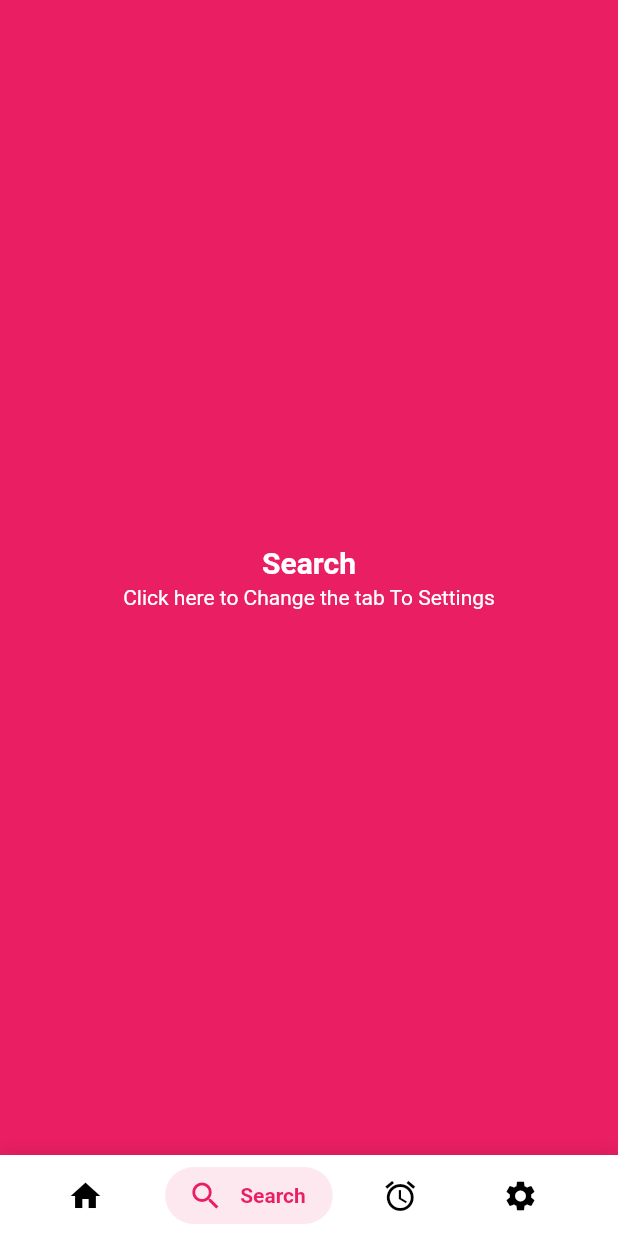
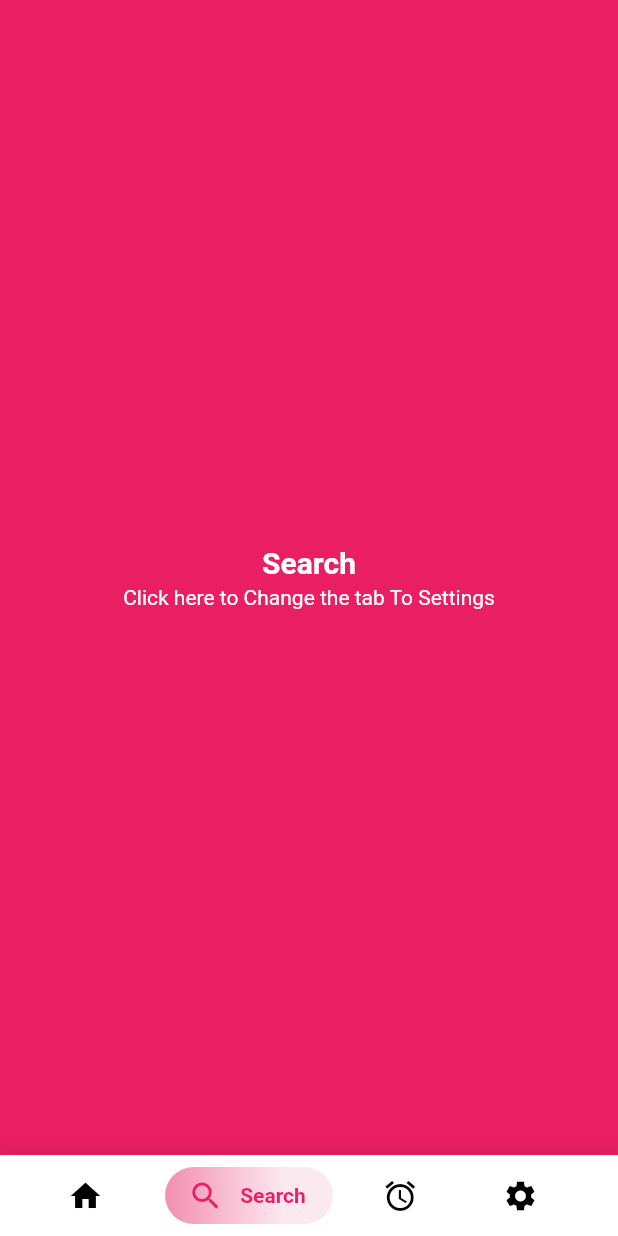
Before and after one commit to kushalmahapatro/cuberto_bottom_bar, a Flutter app: the screen it shows after launch, item 2 of the bottom bar chosen, on a phone screen of 412 x 824 dp. Run offline on Flutter 3.47's test engine with Material 2 defaults, Android fonts, the light colour scheme and no system bars.

Commit message:
tabGradient preperty added to set gradient to the selected tab.

```diff
--- a/example/lib/main.dart
+++ b/example/lib/main.dart
@@ -1,5 +1,7 @@
 import 'package:cuberto_bottom_bar/cuberto_bottom_bar.dart';
+import 'package:flutter/cupertino.dart';
 import 'package:flutter/material.dart';
+import 'package:flutter/services.dart';
 
 void main() => runApp(MyApp());
 
@@ -8,11 +10,13 @@ class MyApp extends StatelessWidget {
 
   @override
   Widget build(BuildContext context) {
+    SystemChrome.setSystemUIOverlayStyle(SystemUiOverlayStyle(
+        statusBarColor: Colors.black.withOpacity(1),
+        statusBarIconBrightness: Brightness.light));
     return MaterialApp(
       title: 'Flutter Demo',
-      theme: ThemeData(
-        primarySwatch: Colors.blue,
-      ),
+      theme: ThemeData.light(),
+      darkTheme: ThemeData.light(),
       home: MyHomePage(title: 'Flutter Demo Home Page'),
     );
   }
@@ -25,8 +29,9 @@ class MyHomePage extends StatefulWidget {
   _MyHomePageState createState() => _MyHomePageState();
 }
 
-class _MyHomePageState extends State<MyHomePage>  with SingleTickerProviderStateMixin  {
-  int currentPage ;
+class _MyHomePageState extends State<MyHomePage>
+    with SingleTickerProviderStateMixin {
+  int currentPage;
   Color currentColor = Colors.deepPurple;
   Color inactiveColor = Colors.black;
   TabController tabBarController;
@@ -34,43 +39,54 @@ class _MyHomePageState extends State<MyHomePage>  with SingleTickerProviderState
 
   @override
   void initState() {
-    // TODO: implement initState
     super.initState();
     currentPage = 0;
-    tabs.add(Tabs(Icons.home, "Home", Colors.deepPurple));
-    tabs.add(Tabs(Icons.search, "Search", Colors.pink));
-    tabs.add(Tabs(Icons.alarm, "Alarm", Colors.amber));
-    tabs.add(Tabs(Icons.settings, "Settings", Colors.teal));
+    tabs.add(Tabs(
+      Icons.home,
+      "Home",
+      Colors.deepPurple,
+      getGradient(Colors.deepPurple),
+    ));
+    tabs.add(
+        Tabs(Icons.search, "Search", Colors.pink, getGradient(Colors.pink)));
+    tabs.add(
+        Tabs(Icons.alarm, "Alarm", Colors.amber, getGradient(Colors.amber)));
+    tabs.add(Tabs(
+        Icons.settings, "Settings", Colors.teal, getGradient(Colors.teal)));
     tabBarController =
         new TabController(initialIndex: currentPage, length: 4, vsync: this);
-
   }
 
   @override
   Widget build(BuildContext context) {
-    // TODO: implement build
     return Scaffold(
       body: TabBarView(
           controller: tabBarController,
           physics: NeverScrollableScrollPhysics(),
-        children: {2,3,1,0}.map((index) => Container(
+          children: {2, 3, 1, 0}
+              .map(
+                (index) => Container(
                   decoration: BoxDecoration(color: tabs[currentPage].color),
                   child: InkWell(
                       child: Center(
-                  child:
-                  Column(
-                    mainAxisAlignment:  MainAxisAlignment.center,
+                          child: Column(
+                        mainAxisAlignment: MainAxisAlignment.center,
                         children: <Widget>[
                           Text(
-                        tabs[currentPage].title ,
+                            tabs[currentPage].title,
                             textAlign: TextAlign.center,
-                        style: TextStyle(color: Colors.white, fontSize: 20.0,fontWeight: FontWeight.w700),
+                            style: TextStyle(
+                                color: Colors.white,
+                                fontSize: 20.0,
+                                fontWeight: FontWeight.w700),
                           ),
                           SizedBox(height: 4),
                           Text(
-                        "Click here to Change the tab To "+tabs[index].title,
+                            "Click here to Change the tab To " +
+                                tabs[index].title,
                             textAlign: TextAlign.center,
-                        style: TextStyle(color: Colors.white, fontSize: 14.0),
+                            style:
+                                TextStyle(color: Colors.white, fontSize: 14.0),
                           ),
                         ],
                       )),
@@ -80,9 +96,9 @@ class _MyHomePageState extends State<MyHomePage>  with SingleTickerProviderState
                           tabBarController.animateTo(currentPage);
                         });
                       }),
-        ),).toList()
                 ),
-
+              )
+              .toList()),
       drawer: new Container(
           width: 250.0,
           margin: EdgeInsets.only(bottom: 60.0),
@@ -100,19 +116,21 @@ class _MyHomePageState extends State<MyHomePage>  with SingleTickerProviderState
       bottomNavigationBar: CubertoBottomBar(
         inactiveIconColor: inactiveColor,
         tabStyle: CubertoTabStyle.STYLE_FADED_BACKGROUND,
-        selectedTab: currentPage, /// initial Selection has been renames to selectedTab, setting the index value to this will change the tab
-        tabs: tabs.map((value) => TabData(
+        selectedTab: currentPage,
+        tabs: tabs
+            .map((value) => TabData(
                 iconData: value.icon,
                 title: value.title,
                 tabColor: value.color,
-        )).toList(),
+                tabGradient: value.gradient))
+            .toList(),
         onTabChangedListener: (position, title, color) {
           setState(() {
             tabBarController.animateTo(position);
             currentPage = position;
           });
         },
-      ), // This trailing comma makes auto-formatting nicer for build methods.
+      ),
     );
   }
 
@@ -123,10 +141,17 @@ class _MyHomePageState extends State<MyHomePage>  with SingleTickerProviderState
   }
 }
 
-class Tabs{
+class Tabs {
   final IconData icon;
   final String title;
   final Color color;
+  final Gradient gradient;
 
-  Tabs(this.icon, this.title, this.color);
+  Tabs(this.icon, this.title, this.color, this.gradient);
 }
+
+getGradient(Color color) {
+  return LinearGradient(
+      colors: [color.withOpacity(0.5), color.withOpacity(0.1)],
+      stops: [0.0, 0.7]);
+}
--- a/lib/cuberto_bottom_bar.dart
+++ b/lib/cuberto_bottom_bar.dart
@@ -218,53 +218,34 @@ class CubertoBottomBarState extends State<CubertoBottomBar>
         mainAxisAlignment: MainAxisAlignment.spaceEvenly,
         crossAxisAlignment: CrossAxisAlignment.center,
         children: tabs
-            .map(
-              (t) => tabStyle == CubertoTabStyle.STYLE_NORMAL
-                  ? TabItem(
+            .map((t) =>
+                // tabStyle == CubertoTabStyle.STYLE_NORMAL ?
+                TabItem(
+                  tabStyle: tabStyle,
                   uniqueKey: t.key,
                   selected: t.key == tabs[currentSelected].key,
                   iconData: t.iconData,
                   title: t.title,
                   iconColor: inactiveIconColor,
                   textColor: textColor,
-                      tabColor:
-                          t.tabColor == null ? inactiveIconColor : t.tabColor,
+                  backGroundGradientColor: t.tabGradient,
+                  tabColor: t.tabColor == null ? inactiveIconColor : t.tabColor,
                   borderRadius: t.borderRadius,
                   callbackFunction: (uniqueKey) {
-                        widget.onTabChangedListener(currentSelected, widget.tabs[currentSelected].title, widget.tabs[currentSelected].tabColor );
-                        int selected = tabs
-                            .indexWhere((tabData) => tabData.key == uniqueKey);
-                        onTabChangedListener(
-                            selected, t.title, inactiveIconColor);
+                    widget.onTabChangedListener(
+                        currentSelected,
+                        widget.tabs[currentSelected].title,
+                        widget.tabs[currentSelected].tabColor);
+                    int selected =
+                        tabs.indexWhere((tabData) => tabData.key == uniqueKey);
+                    onTabChangedListener(selected, t.title, inactiveIconColor);
                     _setSelected(uniqueKey);
                     _initAnimationAndStart(_circleAlignX, 1);
                   },
-                    )
-                  : TabItemNew(
-                      uniqueKey: t.key,
-                      selected: t.key == tabs[currentSelected].key,
-                      iconData: t.iconData,
-                      title: t.title,
-                      iconColor: inactiveIconColor,
-                      textColor: textColor,
-                      tabColor:
-                          t.tabColor == null ? inactiveIconColor : t.tabColor,
-                      borderRadius: t.borderRadius,
-                      callbackFunction: (uniqueKey) {
-                        widget.onTabChangedListener(currentSelected, widget.tabs[currentSelected].title, widget.tabs[currentSelected].tabColor );
-
-                        int selected = tabs
-                            .indexWhere((tabData) => tabData.key == uniqueKey);
-                        onTabChangedListener(selected, t.title, t.tabColor);
-                        _setSelected(uniqueKey);
-                        _initAnimationAndStart(_circleAlignX, 1);
-                      },
-                    ),
-            )
+                ))
             .toList(),
       ),
     );
-
   }
 
   setUpTabs(
@@ -312,18 +293,20 @@ class CubertoBottomBarState extends State<CubertoBottomBar>
 }
 
 class TabData {
-  TabData({
-    @required this.iconData,
+  TabData(
+      {@required this.iconData,
       @required this.title,
       this.onclick,
       this.tabColor,
       this.borderRadius,
-  });
+      this.tabGradient});
 
   IconData iconData;
   String title;
   Function onclick;
   Color tabColor;
+  Gradient tabGradient;
+
   final UniqueKey key = UniqueKey();
   final BorderRadius borderRadius;
 }
--- a/lib/internal/tab_item.dart
+++ b/lib/internal/tab_item.dart
@@ -9,8 +9,8 @@ const double ALPHA_OFF = 0;
 const double ALPHA_ON = 1;
 
 class TabItem extends StatefulWidget {
-  TabItem({
-    @required this.uniqueKey,
+  TabItem(
+      {@required this.uniqueKey,
       @required this.selected,
       @required this.iconData,
       @required this.title,
@@ -19,7 +19,8 @@ class TabItem extends StatefulWidget {
       @required this.iconColor,
       @required this.tabColor,
       this.borderRadius,
-  });
+      this.backGroundGradientColor,
+      this.tabStyle});
 
   final UniqueKey uniqueKey;
   final String title;
@@ -29,12 +30,14 @@ class TabItem extends StatefulWidget {
   final Color textColor;
   final Color iconColor;
   final Color tabColor;
+  final Gradient backGroundGradientColor;
   final BorderRadius borderRadius;
 
   final double iconYAlign = ICON_ON;
   final double textYAlign = TEXT_OFF;
   final double iconAlpha = ALPHA_ON;
   final GlobalKey stickyKey = GlobalKey();
+  final CubertoTabStyle tabStyle;
 
   @override
   _TabItemState createState() => _TabItemState();
@@ -43,12 +46,46 @@ class TabItem extends StatefulWidget {
 class _TabItemState extends State<TabItem> {
   @override
   Widget build(BuildContext context) {
+    Color finalColor = Colors.transparent;
+    Gradient backGradient = LinearGradient(
+        colors: [Colors.transparent, Colors.transparent], stops: [0.0, 0.7]);
+    Color iconColor = widget.iconColor;
+    if (widget.tabStyle == CubertoTabStyle.STYLE_NORMAL) {
+      finalColor = widget.selected ? widget.iconColor : Colors.transparent;
+      backGradient = widget.selected
+          ? LinearGradient(
+              colors: [widget.iconColor, widget.iconColor], stops: [0.0, 0.7])
+          : LinearGradient(
+              colors: [Colors.transparent, Colors.transparent],
+              stops: [0.0, 0.7]);
+      iconColor = widget.selected ? widget.textColor : widget.iconColor;
+    } else {
+      finalColor = widget.selected
+          ? widget.tabColor.withOpacity(0.1)
+          : Colors.transparent;
+      backGradient = widget.selected
+          ? widget.backGroundGradientColor != null
+              ? widget.backGroundGradientColor
+              : LinearGradient(colors: [
+                  widget.tabColor.withOpacity(0.1),
+                  widget.tabColor.withOpacity(0.1)
+                ], stops: [
+                  0.0,
+                  0.7
+                ])
+          : LinearGradient(
+              colors: [Colors.transparent, Colors.transparent],
+              stops: [0.0, 0.7]);
+      iconColor = widget.selected ? widget.tabColor : widget.iconColor;
+    }
+
     return InkWell(
       child: AnimatedContainer(
         padding: EdgeInsets.fromLTRB(15.0, 7.0, 15.0, 7.0),
         duration: Duration(milliseconds: ANIM_DURATION),
         decoration: BoxDecoration(
-            color: widget.selected ? widget.iconColor : Colors.transparent,
+            // color: widget.backGroundGradientColor != null ? Colors.transparent : finalColor,
+            gradient: backGradient,
             borderRadius:
                 widget.borderRadius ?? BorderRadius.all(Radius.circular(20.0))),
         child: AnimatedContainer(
@@ -58,7 +95,7 @@ class _TabItemState extends State<TabItem> {
             children: <Widget>[
               Icon(
                 widget.iconData,
-                color: widget.selected ? widget.textColor : widget.iconColor,
+                color: iconColor,
               ),
               SizedBox(width: 8.0),
               AnimatedContainer(
@@ -72,7 +109,7 @@ class _TabItemState extends State<TabItem> {
                   maxLines: 1,
                   textAlign: TextAlign.start,
                   style: TextStyle(
-                    color: widget.textColor,
+                    color: iconColor,
                     fontWeight: FontWeight.bold,
                   ),
                 ),
--- a/lib/internal/tab_item_new.dart
+++ /dev/null
@@ -1,94 +0,0 @@
-import 'package:cuberto_bottom_bar/cuberto_bottom_bar.dart';
-import 'package:flutter/material.dart';
-
-const double ICON_OFF = -3;
-const double ICON_ON = 0;
-const double TEXT_OFF = 3;
-const double TEXT_ON = 1;
-const double ALPHA_OFF = 0;
-const double ALPHA_ON = 1;
-
-class TabItemNew extends StatefulWidget {
-  TabItemNew({
-    @required this.uniqueKey,
-    @required this.selected,
-    @required this.iconData,
-    @required this.title,
-    @required this.callbackFunction,
-    @required this.textColor,
-    @required this.iconColor,
-    @required this.tabColor,
-    this.borderRadius,
-  });
-
-  final UniqueKey uniqueKey;
-  final String title;
-  final IconData iconData;
-  final bool selected;
-  final Function(UniqueKey uniqueKey) callbackFunction;
-  final Color textColor;
-  final Color iconColor;
-  final Color tabColor;
-  final BorderRadius borderRadius;
-
-  final double iconYAlign = ICON_ON;
-  final double textYAlign = TEXT_OFF;
-  final double iconAlpha = ALPHA_ON;
-  final GlobalKey stickyKey = GlobalKey();
-
-  @override
-  _TabItemState createState() => _TabItemState();
-}
-
-class _TabItemState extends State<TabItemNew> {
-  @override
-  Widget build(BuildContext context) {
-    if(widget.selected){
-//      widget.callbackFunction(widget.uniqueKey);
-    }
-    return InkWell(
-      child: AnimatedContainer(
-        padding: EdgeInsets.fromLTRB(15.0, 7.0, 15.0, 7.0),
-        duration: Duration(milliseconds: ANIM_DURATION),
-        decoration: BoxDecoration(
-            color: widget.selected
-                ? widget.tabColor.withOpacity(0.1)
-                : Colors.transparent,
-            borderRadius:
-                widget.borderRadius ?? BorderRadius.all(Radius.circular(20.0))),
-        child: AnimatedContainer(
-          duration: Duration(milliseconds: ANIM_DURATION),
-          child: Row(
-            crossAxisAlignment: CrossAxisAlignment.center,
-            children: <Widget>[
-              Icon(
-                widget.iconData,
-                color: widget.selected ? widget.tabColor : widget.iconColor,
-              ),
-              SizedBox(width: 8.0),
-              AnimatedContainer(
-                duration: Duration(milliseconds: ANIM_DURATION),
-                padding: widget.selected
-                    ? EdgeInsets.only(left: 3.0, right: 3.0)
-                    : EdgeInsets.all(0.0),
-                child: Text(
-                  widget.selected ? widget.title : "",
-                  overflow: TextOverflow.clip,
-                  maxLines: 1,
-                  textAlign: TextAlign.start,
-                  style: TextStyle(
-                    color: widget.selected ? widget.tabColor : widget.iconColor,
-                    fontWeight: FontWeight.bold,
-                  ),
-                ),
-              )
-            ],
-          ),
-        ),
-      ),
-      onTap: () {
-        widget.callbackFunction(widget.uniqueKey);
-      },
-    );
-  }
-}
--- a/pubspec.yaml
+++ b/pubspec.yaml
@@ -1,6 +1,6 @@
 name: cuberto_bottom_bar
 description: An animated bottom navigation bar supporting drawer icon at start or end or can be used with the drawer icon and is provided with 2 different styles.
-version: 1.1.1
+version: 1.1.1+1
 author: Kushal Mahapatro  <kushalmahapatro@gmail.com>
 homepage: https://github.com/kushalmahapatro/cuberto_bottom_bar
 
@@ -16,7 +16,6 @@ dev_dependencies:
     sdk: flutter
 
 flutter:
-
   # To add assets to your package, add an assets section, like this:
   # assets:
   #  - images/a_dot_burr.jpeg
@@ -27,7 +26,6 @@ flutter:
   #
   # An image asset can refer to one or more resolution-specific "variants", see
   # https://flutter.io/assets-and-images/#resolution-aware.
-
   # To add custom fonts to your package, add a fonts section here,
   # in this "flutter" section. Each entry in this list should have a
   # "family" key with the font family name, and a "fonts" key with a
```
Also changed, not shown: example/pubspec.lock, 10 other files. Lines whose indentation alone changed are shown as unchanged.
